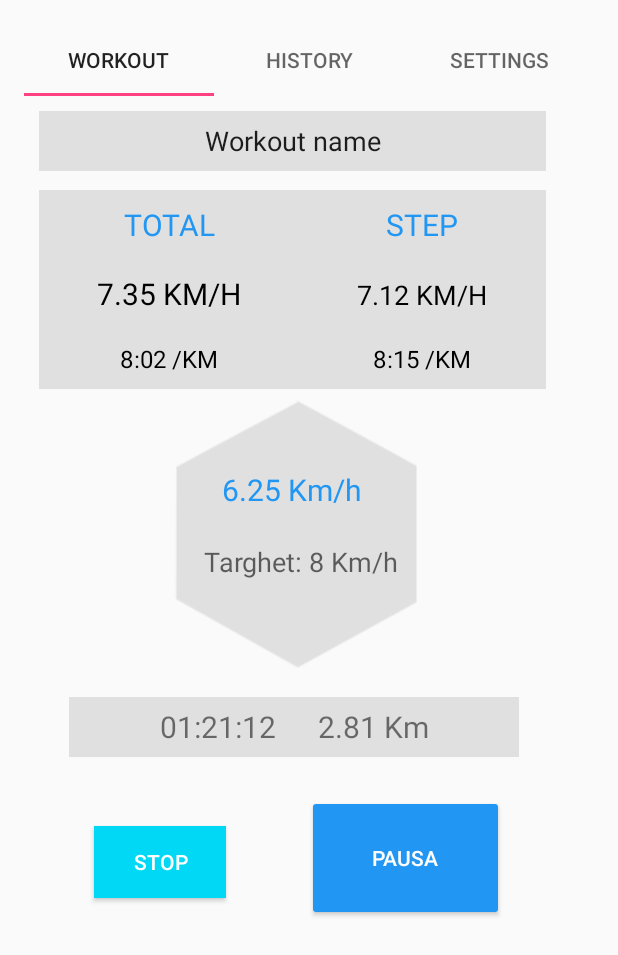
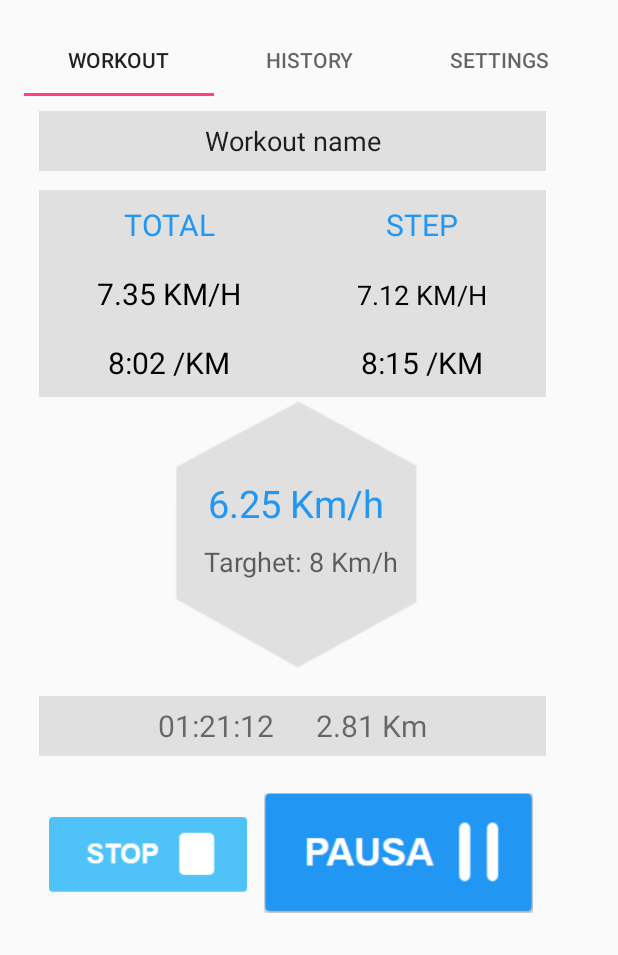
Before and after one commit to stefanolande/Qaddu, an Android app: the screen it shows after launch (MainActivity), on a phone screen of 412 x 824 dp. Shown: the top 955 px of the screen. Run offline under Robolectric (Android 15) with nearby library versions, the phone set to English and light mode, and no system bars.

Commit message:
Add pause and stop button

```diff
--- a/app/src/main/res/layout/fragment_workout.xml
+++ b/app/src/main/res/layout/fragment_workout.xml
@@ -93,7 +93,7 @@
                 android:text="8:02 /KM"
                 android:layout_weight="1"
                 android:textColor="#000000"
-                android:textSize="16dp"
+                android:textSize="20dp"
                 android:padding="9dip"
                 android:gravity="center"/>
 
@@ -102,7 +102,7 @@
                 android:text="8:15 /KM"
                 android:layout_weight="1"
                 android:textColor="#000000"
-                android:textSize="16dp"
+                android:textSize="20dp"
                 android:padding="9dip"
                 android:gravity="center"/>
         </TableRow>
@@ -147,7 +147,7 @@
     </TableLayout>
 
     <TextView
-        android:layout_width="300dp"
+        android:layout_width="338dp"
         android:layout_height="40dp"
         android:text="01:21:12      2.81 Km"
         android:textAlignment="center"
@@ -159,32 +159,8 @@
         android:gravity="center"
         android:textSize="20dp"
         android:layout_marginBottom="70dp"
-        android:layout_x="30dp"
-        android:layout_y="401dp" />
-
-    <Button
-        android:layout_width="131dp"
-        android:layout_height="84dp"
-        android:text="PAUSA"
-        android:id="@+id/start_pause_button"
-        android:layout_alignParentBottom="true"
-        android:layout_alignStart="@+id/textView"
-        android:layout_x="189dp"
-        android:layout_y="466dp"
-        android:backgroundTint="#2196F3"
-        android:textColor="#ffffff" />
-
-    <Button
-        android:layout_width="wrap_content"
-        android:layout_height="wrap_content"
-        android:text="STOP"
-        android:id="@+id/stop_button"
-        android:layout_below="@+id/textView"
-        android:layout_alignEnd="@+id/textView"
-        android:layout_x="47dp"
-        android:layout_y="487dp"
-        android:textColor="#ffffff"
-        android:background="#00D8F5" />
+        android:layout_x="10dp"
+        android:layout_y="400dp" />
 
     <TextView
         android:layout_width="124dp"
@@ -192,9 +168,9 @@
         android:textAppearance="?android:attr/textAppearanceLarge"
         android:text="6.25 Km/h"
         android:id="@+id/diooooo"
-        android:layout_x="116dp"
-        android:layout_y="237dp"
-        android:textSize="20dp"
+        android:layout_x="119dp"
+        android:layout_y="246dp"
+        android:textSize="25dp"
         android:gravity="center"
         android:textColor="#2196F3" />
 
@@ -207,4 +183,21 @@
         android:layout_x="120dp"
         android:layout_y="298dp" />
 
+    <ImageView
+        android:layout_width="132dp"
+        android:layout_height="51dp"
+        android:id="@+id/imageView2"
+        android:layout_x="17dp"
+        android:src="@drawable/stop_button"
+
+        android:layout_y="481dp" />
+
+    <ImageView
+        android:layout_width="179dp"
+        android:layout_height="wrap_content"
+        android:id="@+id/imageVsfwf"
+        android:layout_x="160dp"
+        android:src="@drawable/pause_button"
+
+        android:layout_y="454dp" />
 </AbsoluteLayout>
```
Also changed, not shown: app/src/main/res/drawable/pause_button.PNG (added), app/src/main/res/drawable/stop_button.PNG (added).
